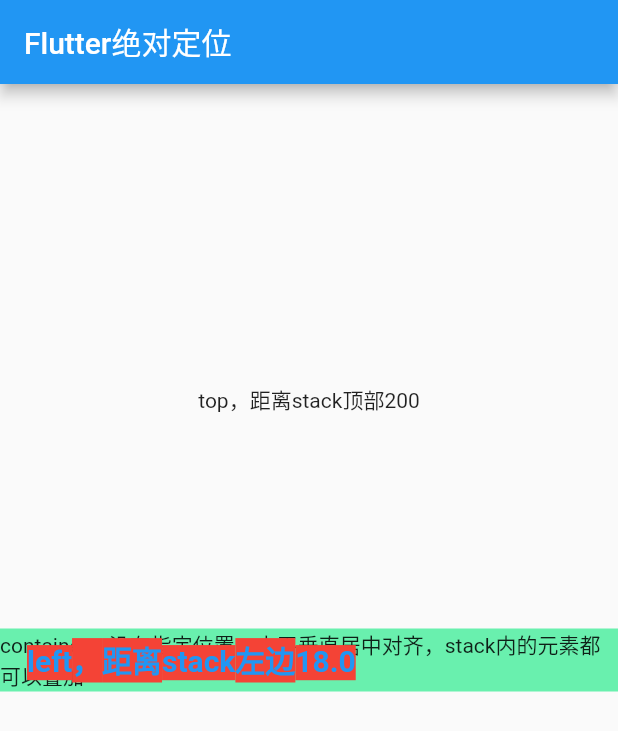
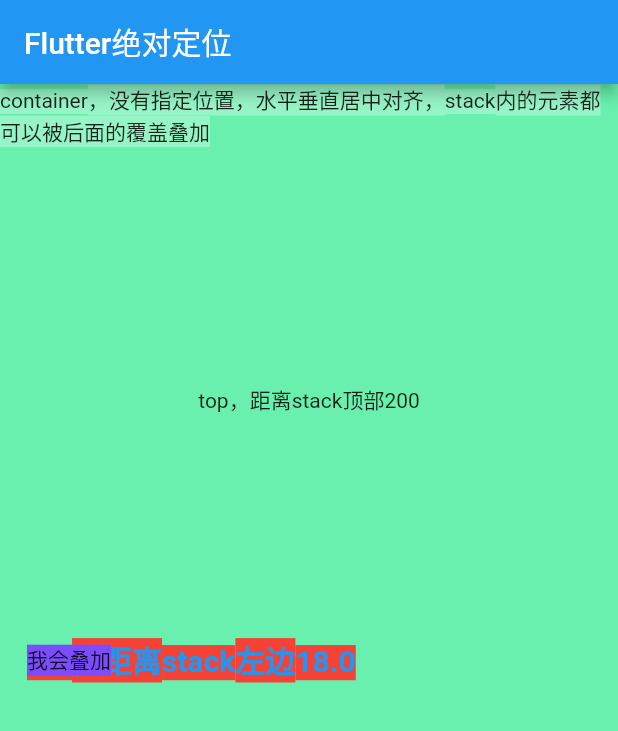
Before and after one commit to xy-Flutter/flutter-app-demo, a Flutter app: the screen it shows after launch, on a phone screen of 412 x 824 dp. Shown: the top 731 px of the screen. Run offline on Flutter 3.47's test engine with Material 2 defaults, Android fonts, the phone set to English and light mode, and no system bars.

Commit message:
stack positioned定位2

```diff
--- a/lib/main.dart
+++ b/lib/main.dart
@@ -21,10 +21,12 @@ class MyStackPositionedApp extends StatelessWidget {
           child: Stack(
             alignment: Alignment.center, //布局内未指定的组件默认居中
 //            textDirection: TextDirection.rtl,
+            fit: StackFit.expand, //没有指定位置的就占满stack全部
             children: <Widget>[
               Container(
                 color: Colors.greenAccent,
-                child: Text("container，没有指定位置，水平垂直居中对齐，stack内的元素都可以叠加"),
+                child: Text("container，没有指定位置，水平垂直居中对齐，stack内的元素都可以被后面的覆盖叠加",
+                    style: TextStyle(backgroundColor: Colors.white30)),
               ),
               Positioned(
                 left: 18.0, //水平不居中，垂直居中
@@ -43,6 +45,12 @@ class MyStackPositionedApp extends StatelessWidget {
                   "top，距离stack顶部200",
                 ),
               )
+              ,Positioned(
+                left: 18.0,
+                child: Text("我会叠加",style: TextStyle(
+                  backgroundColor: Colors.deepPurpleAccent
+                ),),
+              )
             ],
           ),
         ),
```
